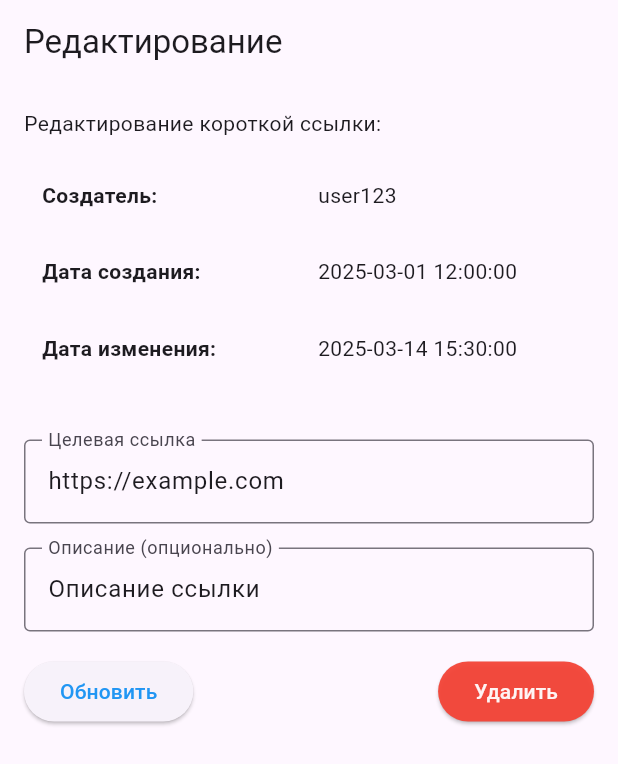
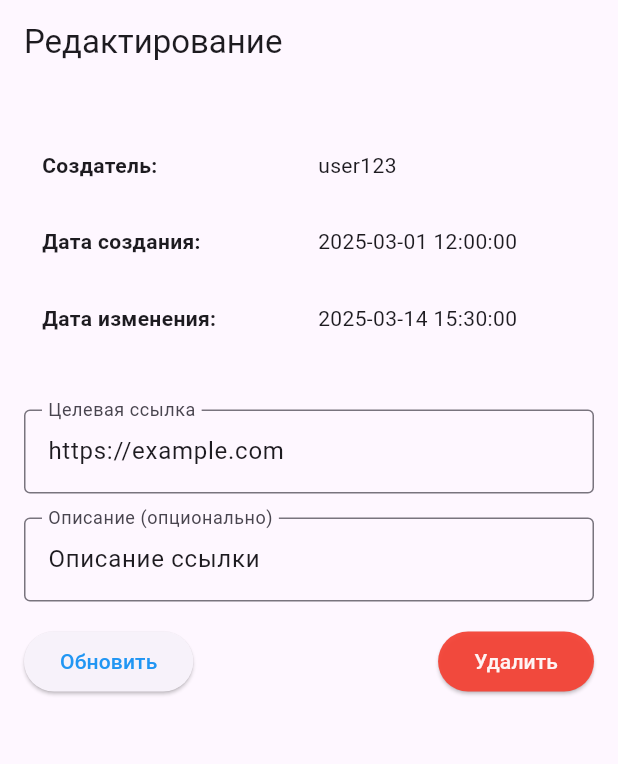
Before and after one commit to JustAEro/stud-short-url-mobile, a Flutter app: the EditPage screen opened directly with empty values, on a phone screen of 412 x 824 dp. Shown: the top 764 px of the screen. Run offline on Flutter 3.47's test engine with Material 3 defaults, Android fonts, the light colour scheme and no system bars; our stand-ins replace fl_chart, shared_preferences; accounts and stored records are empty.

Commit message:
feat: remive edit text

```diff
--- a/lib/pages/edit_page.dart
+++ b/lib/pages/edit_page.dart
@@ -63,7 +63,7 @@ class _EditPageState extends State<EditPage> {
         child: Column(
           crossAxisAlignment: CrossAxisAlignment.start,
           children: [
-            Text("Редактирование короткой ссылки: ${widget.linkId}"),
+            // Text("Редактирование короткой ссылки: ${widget.linkId}"),
             const SizedBox(height: 16.0),
 
             Container(
```
